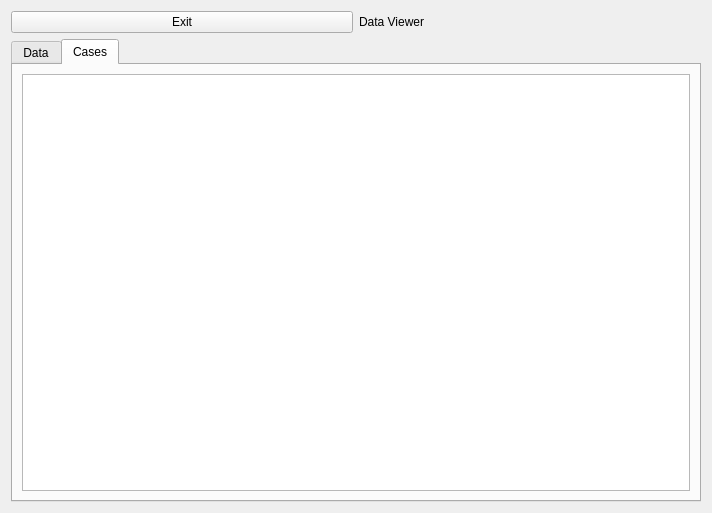
caden-maxwell/nhtsa-scrape, file src/app/ui/DataView.ui: the form before one commit.
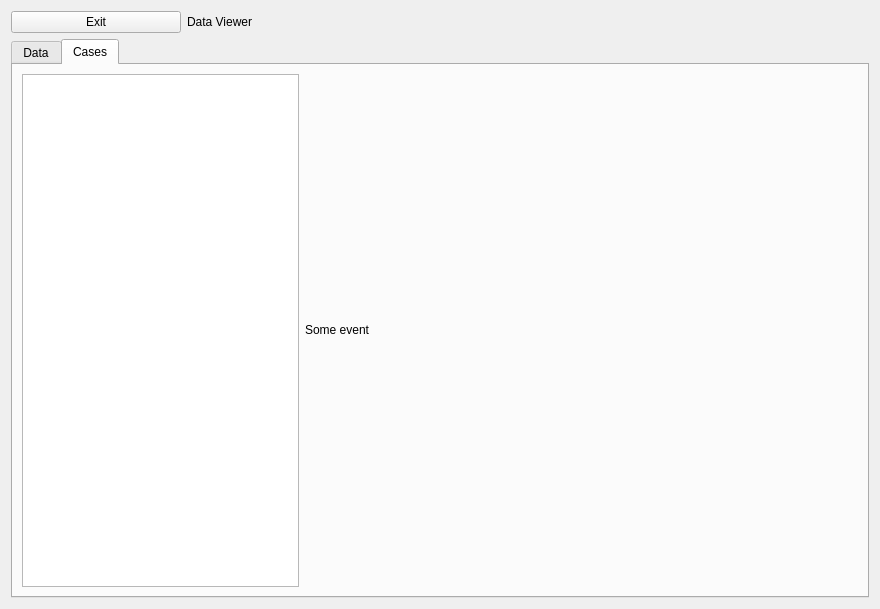
The form after the commit. The open tabs and pages were chosen to show the change.

Commit message: Data viewer looking better

The edit to the form file:
```diff
--- a/src/app/ui/DataView.ui
+++ b/src/app/ui/DataView.ui
@@ -6,8 +6,8 @@
    <rect>
     <x>0</x>
     <y>0</y>
-    <width>712</width>
-    <height>513</height>
+    <width>880</width>
+    <height>609</height>
    </rect>
   </property>
   <property name="windowTitle">
@@ -15,7 +15,7 @@
   </property>
   <layout class="QVBoxLayout" name="verticalLayout">
    <item>
-    <layout class="QHBoxLayout" name="topHLayout">
+    <layout class="QHBoxLayout" name="topHLayout" stretch="1,4">
      <item>
       <widget class="QPushButton" name="exitBtn">
        <property name="text">
@@ -54,10 +54,27 @@
       <attribute name="title">
        <string>Cases</string>
       </attribute>
-      <layout class="QGridLayout" name="gridLayout_2">
+      <layout class="QGridLayout" name="gridLayout_2" columnstretch="1,2">
        <item row="0" column="0">
         <widget class="QListView" name="listView"/>
        </item>
+       <item row="0" column="1">
+        <layout class="QGridLayout" name="eventViewLayout">
+         <item row="0" column="0">
+          <widget class="QLabel" name="eventLabel">
+           <property name="sizePolicy">
+            <sizepolicy hsizetype="Preferred" vsizetype="Fixed">
+             <horstretch>0</horstretch>
+             <verstretch>0</verstretch>
+            </sizepolicy>
+           </property>
+           <property name="text">
+            <string>Some event</string>
+           </property>
+          </widget>
+         </item>
+        </layout>
+       </item>
       </layout>
      </widget>
     </widget>
```
Left out of the diff: 2 changed lines with no effect on the pictures. The commit also changes 5 other files.
